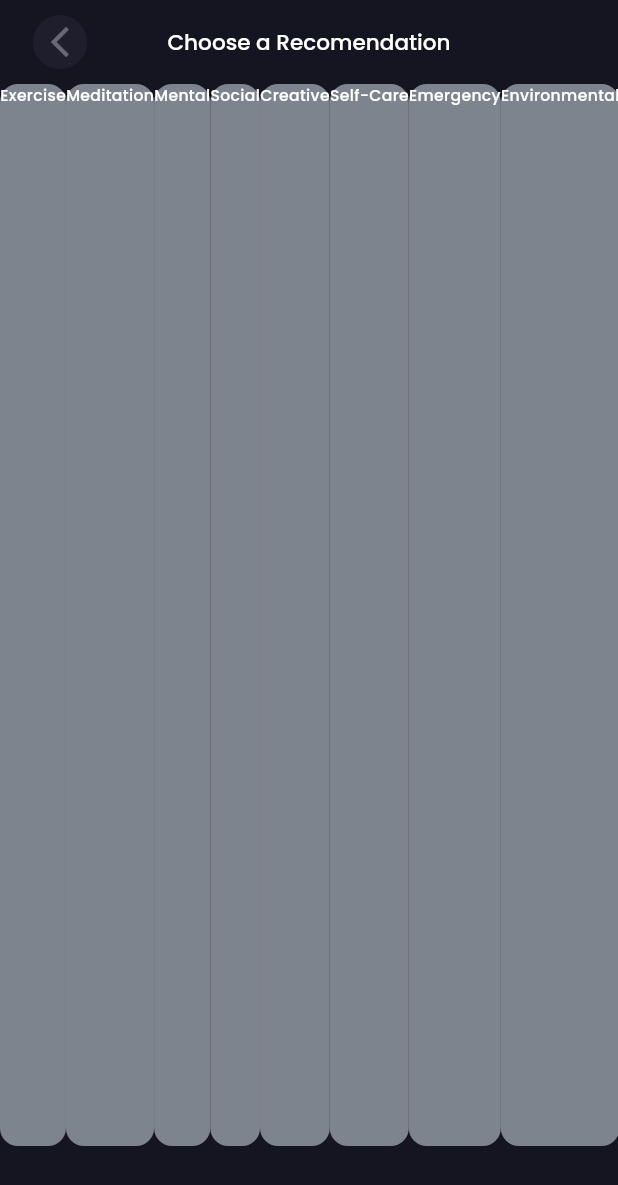
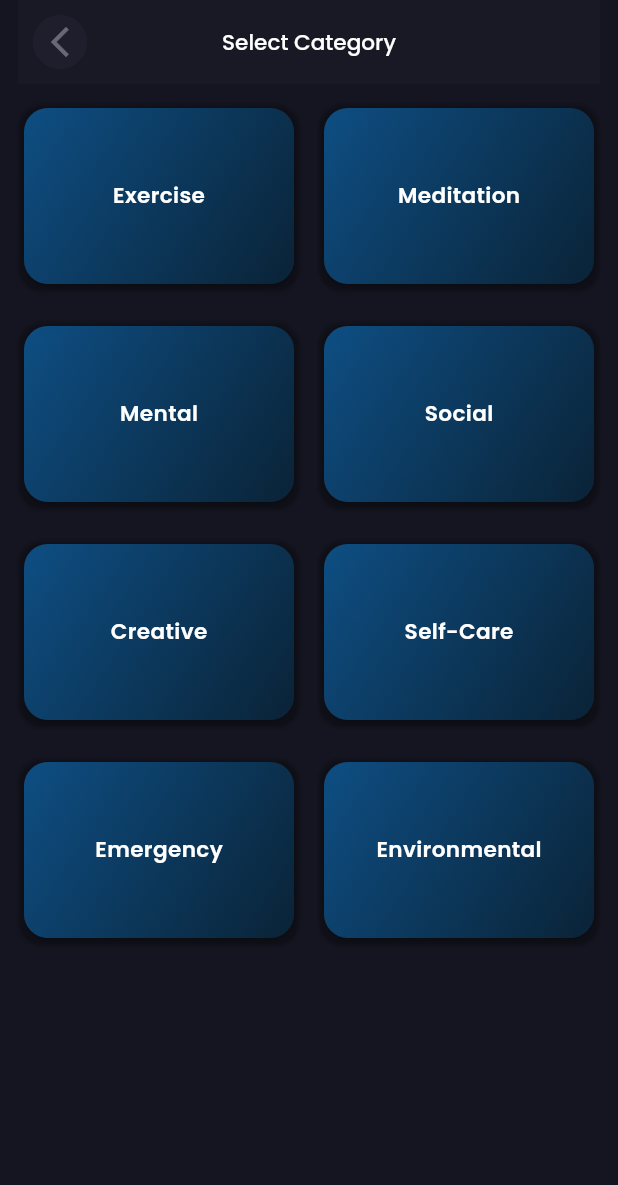
Before and after one commit to MoustafaaHussein/DocDoc-App, a Flutter app: the RecomendationView screen opened by its route, on a phone screen of 412 x 824 dp. Shown: the top 1185 px of the screen. Run offline on Flutter 3.47's test engine with Material 3 defaults, Android fonts, the phone set to English and light mode, and no system bars; our stand-ins replace bloc, dartz, dio, equatable, flutter_bloc, flutter_secure_storage and 5 more; accounts and stored records are empty; network calls fail.

Commit message:
-Implemented get recomendations by category UI -Triggred the Get recomendation by category cubit and tested it in UI -implemented the repo for this request

```diff
--- a/lib/core/errors/failure.dart
+++ b/lib/core/errors/failure.dart
@@ -46,7 +46,8 @@ class ServiceFailure extends RequestFailure {
     final data = response.data;
 
     if (data is Map<String, dynamic>) {
-    final message = data['error'] is Map && data['error']['message'] != null
+      final message =
+          data['error'] is Map && data['error']['message'] != null
               ? data['error']['message']
               : data['message'] ?? 'Oops there was an error';
 
--- a/lib/core/widgets/custom_app_bar.dart
+++ b/lib/core/widgets/custom_app_bar.dart
@@ -17,6 +17,7 @@ class CustomizedAppBar extends StatelessWidget implements PreferredSizeWidget {
       child: Padding(
         padding: const EdgeInsets.symmetric(horizontal: 12.0),
         child: AppBar(
+          elevation: 0.5,
           centerTitle: true,
           backgroundColor: AppColors.kDarkModeBackgroundColor,
           title: Text(title, style: AppStyles.styleMedium18(context)),
--- a/lib/features/recomendation/domain/repos/recomendation_repo.dart
+++ b/lib/features/recomendation/domain/repos/recomendation_repo.dart
@@ -1,8 +1,11 @@
 import 'package:dartz/dartz.dart';
 import 'package:docdoc_app/core/errors/failure.dart';
 import 'package:docdoc_app/features/recomendation/data/models/personalize_recomendation_model/personalize_recomendation_model.dart';
+import 'package:docdoc_app/features/recomendation/data/models/recomendation/recomendation_by_category_model.dart';
 
 abstract class RecomendationRepo {
   Future<Either<RequestFailure, List<PersonalizeRecomendationModel>>>
   getPersonalizeRecomendation();
+  Future<Either<RequestFailure, List<RecomendationByCategoryModel>>>
+  getRecomendationByCategory({required String subCategory});
 }
--- a/lib/features/recomendation/presentation/manger/bloc/recomendation_event.dart
+++ b/lib/features/recomendation/presentation/manger/bloc/recomendation_event.dart
@@ -8,3 +8,9 @@ sealed class RecomendationEvent extends Equatable {
 }
 
 class PersonalizeRecomendationEvent extends RecomendationEvent {}
+
+class CategoryRecomendationEvent extends RecomendationEvent {
+  final String subCategory;
+
+  const CategoryRecomendationEvent({required this.subCategory});
+}
--- a/lib/features/recomendation/presentation/views/recomendation_view.dart
+++ b/lib/features/recomendation/presentation/views/recomendation_view.dart
@@ -9,7 +9,7 @@ class RecomendationView extends StatelessWidget {
   Widget build(BuildContext context) {
     return Scaffold(
       body: RecomendationViewBody(),
-      appBar: CustomizedAppBar(title: 'Choose a Recomendation'),
+      appBar: CustomizedAppBar(title: 'Select Category'),
     );
   }
 }
--- /dev/null
+++ b/lib/features/recomendation/presentation/views/widgets/category_grid_view.dart
@@ -0,0 +1,126 @@
+import 'package:animations/animations.dart';
+import 'package:docdoc_app/core/routes/app_routes.dart';
+import 'package:docdoc_app/core/themes/app_styles.dart';
+import 'package:docdoc_app/core/widgets/custom_app_bar.dart';
+import 'package:docdoc_app/features/recomendation/data/models/category_model.dart/category_model.dart';
+import 'package:flutter/material.dart';
+import 'package:go_router/go_router.dart';
+
+class CategoryGridPage extends StatelessWidget {
+  const CategoryGridPage({super.key});
+
+  @override
+  Widget build(BuildContext context) {
+    return GridView.builder(
+      padding: const EdgeInsets.all(12),
+      gridDelegate: const SliverGridDelegateWithFixedCrossAxisCount(
+        crossAxisCount: 2,
+        mainAxisSpacing: 20,
+        crossAxisSpacing: 12,
+        childAspectRatio: 3 / 2,
+      ),
+      itemCount: categoriesList.length,
+      itemBuilder: (context, index) {
+        final category = categoriesList[index];
+        return OpenContainer(
+          transitionType: ContainerTransitionType.fadeThrough,
+          openBuilder: (context, _) => SubCategoryPage(category: category),
+          closedElevation: 1,
+          closedShape: RoundedRectangleBorder(
+            borderRadius: BorderRadius.circular(16),
+          ),
+          closedColor: Colors.transparent,
+          closedBuilder: (context, openContainer) {
+            return CategoryCard(
+              category: category.category,
+              onTap: openContainer,
+            );
+          },
+        );
+      },
+    );
+  }
+}
+
+// Category card widget
+class CategoryCard extends StatelessWidget {
+  final String category;
+  final VoidCallback onTap;
+  const CategoryCard({super.key, required this.category, required this.onTap});
+
+  @override
+  Widget build(BuildContext context) {
+    return GestureDetector(
+      onTap: onTap,
+      child: Card(
+        clipBehavior: Clip.antiAlias,
+        shape: RoundedRectangleBorder(borderRadius: BorderRadius.circular(16)),
+        child: Container(
+          decoration: BoxDecoration(
+            gradient: LinearGradient(
+              colors: [
+                const Color.fromARGB(255, 14, 78, 131),
+                const Color.fromARGB(255, 10, 35, 55),
+              ],
+              begin: Alignment.topLeft,
+              end: Alignment.bottomRight,
+            ),
+          ),
+          child: Center(
+            child: Text(
+              category,
+              style: AppStyles.styleSemiBold18(
+                context,
+              ).copyWith(color: Colors.white),
+            ),
+          ),
+        ),
+      ),
+    );
+  }
+}
+
+// Page showing subcategories
+class SubCategoryPage extends StatelessWidget {
+  final CategoryModel category;
+  const SubCategoryPage({super.key, required this.category});
+
+  @override
+  Widget build(BuildContext context) {
+    return Scaffold(
+      appBar: CustomizedAppBar(
+        title: category.category,
+        onTap: () => GoRouter.of(context).pop(),
+      ),
+      body: ListView.builder(
+        padding: const EdgeInsets.all(16),
+        itemCount: category.subCategory.length,
+        itemBuilder: (context, index) {
+          final sub = category.subCategory[index];
+          return GestureDetector(
+            onTap: () {
+              GoRouter.of(
+                context,
+              ).push(AppRouter.kRecomendationByCategory, extra: sub);
+            },
+            child: Container(
+              margin: const EdgeInsets.symmetric(vertical: 8),
+              padding: const EdgeInsets.all(16),
+              decoration: BoxDecoration(
+                color: Theme.of(context).cardColor,
+                borderRadius: BorderRadius.circular(12),
+                boxShadow: [BoxShadow(color: Colors.black12, blurRadius: 4)],
+              ),
+              child: Text(
+                sub,
+                style: AppStyles.styleMedium18(
+                  context,
+                ).copyWith(color: Colors.white),
+              ),
+            ),
+          );
+        },
+      ),
+    );
+  }
+}
--- a/lib/features/recomendation/presentation/views/widgets/recomendation_view_body.dart
+++ b/lib/features/recomendation/presentation/views/widgets/recomendation_view_body.dart
@@ -1,6 +1,4 @@
-import 'package:docdoc_app/core/themes/app_colors.dart';
-import 'package:docdoc_app/core/themes/app_styles.dart';
-import 'package:docdoc_app/features/recomendation/data/models/category_model.dart/category_model.dart';
+import 'package:docdoc_app/features/recomendation/presentation/views/widgets/category_grid_view.dart';
 import 'package:flutter/material.dart';
 
 class RecomendationViewBody extends StatelessWidget {
@@ -8,41 +6,6 @@ class RecomendationViewBody extends StatelessWidget {
 
   @override
   Widget build(BuildContext context) {
-    return Column(
-      children: [Expanded(child: CategoryList()), SizedBox(height: 60)],
-    );
+    return CategoryGridPage();
   }
 }
-
-class CategoryList extends StatelessWidget {
-  const CategoryList({super.key});
-
-  @override
-  Widget build(BuildContext context) {
-    return ListView.builder(
-      scrollDirection: Axis.horizontal,
-      itemCount: categoriesList.length,
-      itemBuilder: (context, index) {
-        return CategoryListItem(titleText: categoriesList[index].category);
-      },
-    );
-  }
-}
-
-class CategoryListItem extends StatelessWidget {
-  const CategoryListItem({super.key, required this.titleText});
-  final String titleText;
-  @override
-  Widget build(BuildContext context) {
-    return Container(
-      decoration: BoxDecoration(
-        color: AppColors.kSubTitleColor,
-        borderRadius: BorderRadius.circular(12),
-      ),
-      child: Text(
-        titleText,
-        style: AppStyles.styleMedium13(context).copyWith(color: Colors.white),
-      ),
-    );
-  }
-}
--- a/pubspec.yaml
+++ b/pubspec.yaml
@@ -28,6 +28,7 @@ environment:
 # the latest version available on pub.dev. To see which dependencies have newer
 # versions available, run `flutter pub outdated`.
 dependencies:
+  animations: ^2.0.11
   cupertino_icons: ^1.0.8
   dartz: ^0.10.1
   device_preview: ^1.2.0
```
Also changed, not shown: lib/core/helpers/assets.dart (+24 -12 lines), lib/core/helpers/constants.dart (+2 -0 lines), lib/core/routes/app_routes.dart (+25 -0 lines), lib/features/recomendation/data/data_source/remote_data_source/recomendation_remote_data_source.dart (+21 -0 lines), lib/features/recomendation/data/models/recomendation/recomendation_by_category_model.dart (added, +94 -0 lines), lib/features/recomendation/data/repos/recomendation_repo_implementation.dart (+17 -0 lines), lib/features/recomendation/presentation/manger/bloc/recomendation_bloc.dart (+21 -0 lines), lib/features/recomendation/presentation/manger/bloc/recomendation_state.dart (+16 -0 lines), lib/features/recomendation/presentation/views/recomendation_by_category_view.dart (added, +21 -0 lines), lib/features/recomendation/presentation/views/widgets/category_recomendation_list.dart (added, +35 -0 lines), lib/features/recomendation/presentation/views/widgets/recomendation_by_category_bloc.dart (added, +46 -0 lines), lib/features/recomendation/presentation/views/widgets/recomendation_by_category_view_body.dart (added, +24 -0 lines), pubspec.lock. Lines whose indentation alone changed are shown as unchanged.
